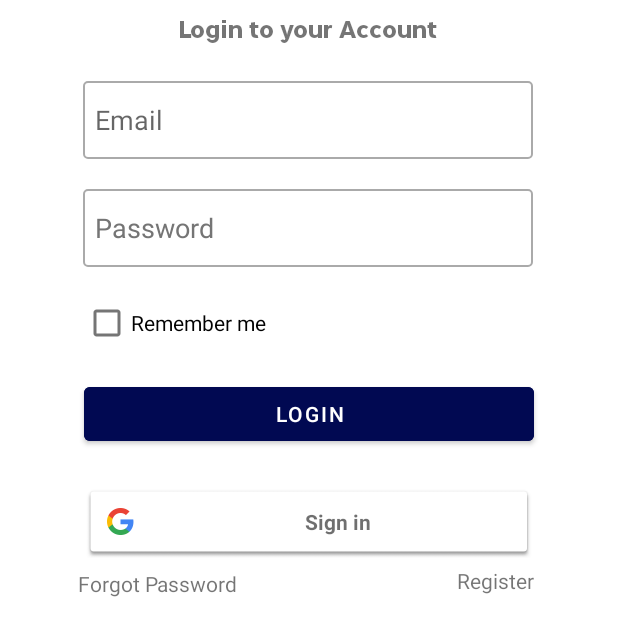
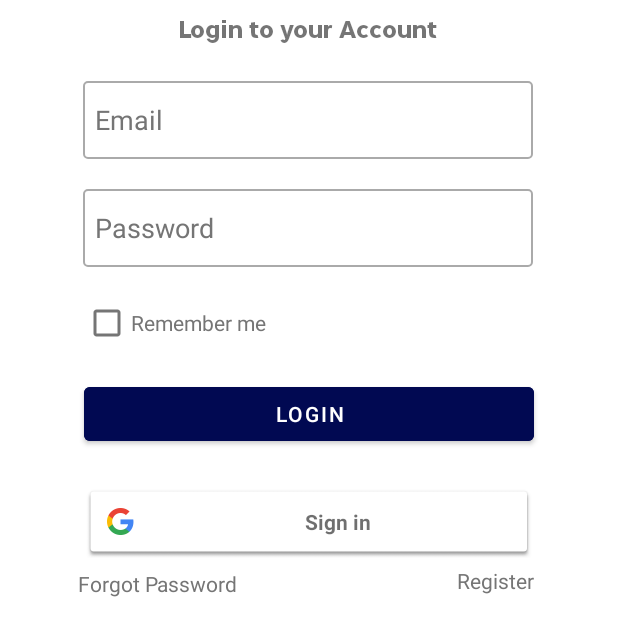
Before and after one commit to KevinSantizo2533/SmartProstheticArm, an Android app: the screen it shows after launch (LoginActivity), on a phone screen of 412 x 824 dp. Shown: the part 462-1098 px from the top of the screen. Run offline under Robolectric (Android 15) with nearby library versions, the phone set to English and light mode, and no system bars; our stand-ins replace Firebase (no records; nobody signed in at launch, a user with empty details on screens opened directly).

Commit message:
Fixed invisible text/icon issues Several hardcoded strings

```diff
--- a/SmartProstheticArm/src/main/res/layout-land/activity_login.xml
+++ b/SmartProstheticArm/src/main/res/layout-land/activity_login.xml
@@ -58,6 +58,8 @@
         android:layout_height="52dp"
         android:ems="10"
         android:hint="@string/email"
+        android:textColorHint="@color/hintgrey"
+        android:textColor="@color/black"
         android:importantForAutofill="no"
         android:inputType="textEmailAddress"
         android:minHeight="48dp"
@@ -74,10 +76,11 @@
         android:layout_height="wrap_content"
         android:ems="10"
         android:hint="@string/password"
+        android:textColorHint="@color/hintgrey"
+        android:textColor="@color/black"
         android:importantForAutofill="no"
         android:inputType="textPassword"
         android:minHeight="48dp"
-        android:textColorHint="#757575"
         app:layout_constraintBottom_toBottomOf="parent"
         app:layout_constraintEnd_toEndOf="parent"
         app:layout_constraintHorizontal_bias="0.494"
--- a/SmartProstheticArm/src/main/res/layout/activity_login.xml
+++ b/SmartProstheticArm/src/main/res/layout/activity_login.xml
@@ -44,6 +44,8 @@
         android:background="@drawable/text_border"
         android:ems="10"
         android:hint="@string/email"
+        android:textColorHint="@color/hintgrey"
+        android:textColor="@color/black"
         android:importantForAutofill="no"
         android:inputType="textEmailAddress"
         android:minHeight="48dp"
@@ -67,7 +69,8 @@
         android:inputType="textPassword"
         android:minHeight="48dp"
         android:paddingStart="8dp"
-        android:textColorHint="#757575"
+        android:textColorHint="@color/hintgrey"
+        android:textColor="@color/black"
         app:layout_constraintBottom_toBottomOf="parent"
         app:layout_constraintEnd_toEndOf="parent"
         app:layout_constraintHorizontal_bias="0.495"
@@ -108,6 +111,7 @@
         android:layout_width="wrap_content"
         android:layout_height="wrap_content"
         android:text="@string/login_register"
+        android:textColor="@color/hintgrey"
         app:layout_constraintBottom_toBottomOf="parent"
         app:layout_constraintEnd_toEndOf="parent"
         app:layout_constraintHorizontal_bias="0.844"
@@ -120,6 +124,7 @@
         android:layout_width="wrap_content"
         android:layout_height="wrap_content"
         android:text="@string/login_forgorpass"
+        android:textColor="@color/hintgrey"
         app:layout_constraintBottom_toBottomOf="parent"
         app:layout_constraintEnd_toEndOf="parent"
         app:layout_constraintHorizontal_bias="0.171"
@@ -132,6 +137,7 @@
         android:layout_width="165dp"
         android:layout_height="48dp"
         android:text="@string/remember_me"
+        android:textColor="@color/hintgrey"
         app:layout_constraintBottom_toBottomOf="parent"
         app:layout_constraintEnd_toEndOf="parent"
         app:layout_constraintHorizontal_bias="0.223"
@@ -146,6 +152,7 @@
         android:layout_marginBottom="204dp"
         android:backgroundTint="@color/companyblue"
         android:text="@string/log_loginbtn"
+        android:textColor="@color/white"
         app:layout_constraintBottom_toBottomOf="parent"
         app:layout_constraintEnd_toEndOf="parent"
         app:layout_constraintStart_toStartOf="parent"
--- a/SmartProstheticArm/src/main/res/layout/activity_temp.xml
+++ b/SmartProstheticArm/src/main/res/layout/activity_temp.xml
@@ -52,6 +52,7 @@
         android:gravity="center"
         android:text=""
         android:textSize="100sp"
+        android:textColor="@color/hintgrey"
         app:layout_constraintEnd_toEndOf="parent"
         app:layout_constraintHorizontal_bias="0.545"
         app:layout_constraintStart_toStartOf="parent"
@@ -65,6 +66,7 @@
         android:layout_marginTop="104dp"
         android:text="@string/temp_celsius"
         android:textSize="24sp"
+        android:textColor="@color/hintgrey"
         app:layout_constraintStart_toStartOf="parent"
         app:layout_constraintTop_toBottomOf="@+id/tempTitle" />
 
--- a/SmartProstheticArm/src/main/res/layout/activity_ultrasonic.xml
+++ b/SmartProstheticArm/src/main/res/layout/activity_ultrasonic.xml
@@ -40,6 +40,7 @@
         android:layout_marginTop="260dp"
         android:text="@string/measurements"
         android:textSize="20sp"
+        android:textColor="@color/hintgrey"
         app:layout_constraintEnd_toEndOf="parent"
         app:layout_constraintHorizontal_bias="0.152"
         app:layout_constraintStart_toStartOf="parent"
@@ -53,6 +54,7 @@
         android:gravity="center"
         android:text=""
         android:textSize="100sp"
+        android:textColor="@color/hintgrey"
         app:layout_constraintEnd_toEndOf="parent"
         app:layout_constraintHorizontal_bias="0.545"
         app:layout_constraintStart_toStartOf="parent"
--- a/SmartProstheticArm/src/main/res/values/colors.xml
+++ b/SmartProstheticArm/src/main/res/values/colors.xml
@@ -15,4 +15,5 @@
     <color name="darkgrey">#202020</color>
     <color name="red">#FF0000</color>
     <color name="green">#00FF00</color>
+    <color name="hintgrey">#757575</color>
 </resources>
```
Also changed, not shown: SmartProstheticArm/src/main/res/layout/activity_forgot.xml (+6 -1 lines), SmartProstheticArm/src/main/res/layout/activity_help.xml (+6 -4 lines), SmartProstheticArm/src/main/res/layout/activity_register.xml (+12 -1 lines), SmartProstheticArm/src/main/res/layout/activity_review.xml (+12 -2 lines), SmartProstheticArm/src/main/res/layout/fragment_armcontroller.xml (+13 -0 lines), SmartProstheticArm/src/main/res/layout/fragment_sensors.xml (+4 -3 lines).
